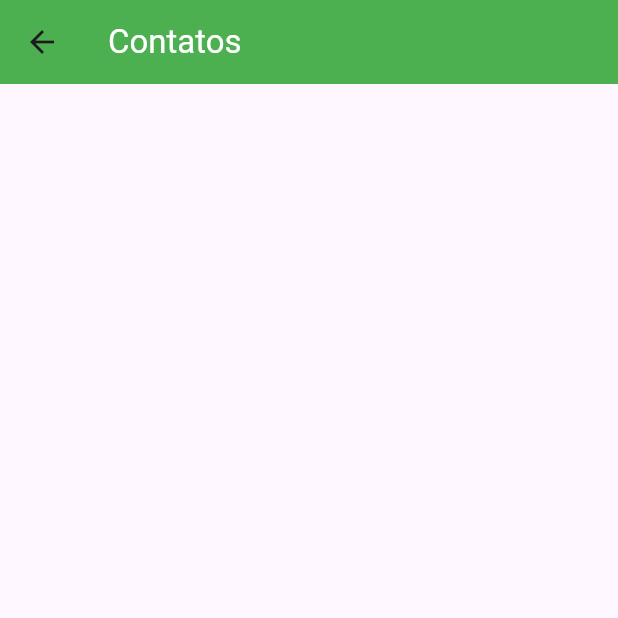
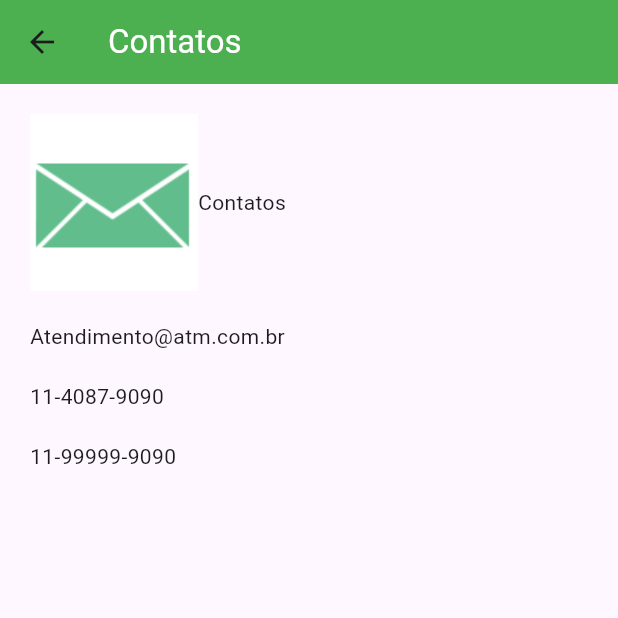
Before and after one commit to joaopaulo10101010/FlutterApkConsultoria, a Flutter app: the Contato screen opened directly, on a phone screen of 412 x 824 dp, the top half of it. Run offline on Flutter 3.47's test engine with Material 3 defaults, Android fonts, the phone set to English and light mode, and no system bars.

Commit message:
clientes completo

```diff
--- a/lib/views/clientes.dart
+++ b/lib/views/clientes.dart
@@ -12,9 +12,10 @@ class _ClientesState extends State<Clientes> {
   Widget build(BuildContext context) {
     return Scaffold(appBar: AppBar(backgroundColor: const Color.fromARGB(255, 170, 233, 53),
                      title: Text("Clientes",style: TextStyle(color: const Color.fromARGB(255, 255, 255, 255)),),
-                     )
+                     ),
+                     body: SingleChildScrollView(child: Container(padding: EdgeInsets.all(20),child: Column(children: [Row(children: [Image.asset("imagens/detalhe_cliente.png"),Text("Clientes",)],),SizedBox(height: 20,),Row(children: [Image.asset("imagens/cliente1.png")],),SizedBox(height: 20,),Row(children: [Text("Empresa de software")],),SizedBox(height: 20,),Row(children: [Image.asset("imagens/cliente2.png")],),SizedBox(height: 20,),Row(children: [Text("Empresa de auditoria")],)],),),) ,
 
 
-                     ,);
+                     );
   }
 }
--- a/lib/views/contato.dart
+++ b/lib/views/contato.dart
@@ -12,9 +12,10 @@ class _ContatoState extends State<Contato> {
   Widget build(BuildContext context) {
     return Scaffold(appBar: AppBar(backgroundColor: Colors.green,
                      title: Text("Contatos",style: TextStyle(color: const Color.fromARGB(255, 255, 255, 255)),),
-                     )
+                     ),
+                     body: SingleChildScrollView(child: Container(padding: EdgeInsets.all(20),child: Column(children: [Row(children: [Image.asset("imagens/detalhe_contato.png"),Text("Contatos")],),SizedBox(height: 20,),Row(children: [Text("Atendimento@atm.com.br")],),SizedBox(height: 20,),Row(children: [Text("11-4087-9090")],),SizedBox(height: 20,),Row(children: [Text("11-99999-9090")],)],),),) ,
 
 
-                     ,);
+                     );
   }
 }
```
